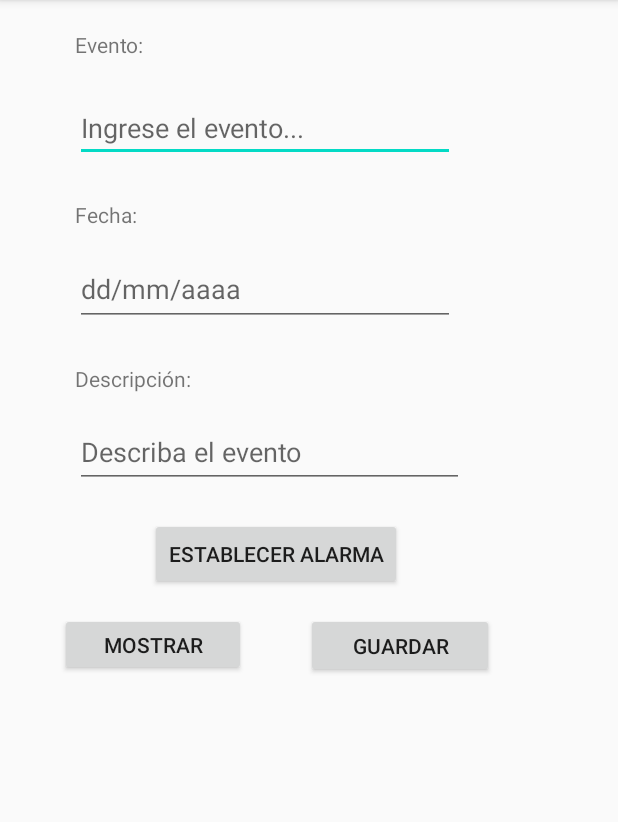
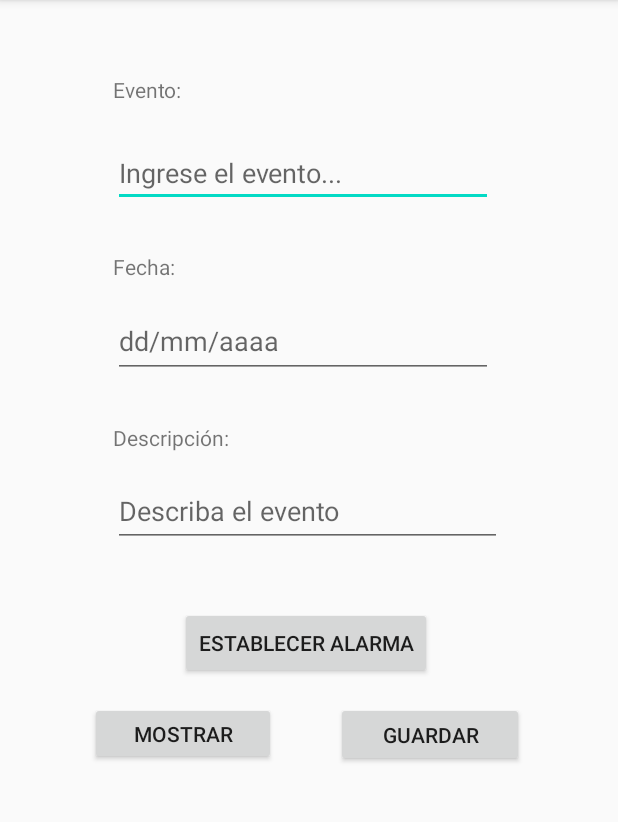
Before and after one commit to Jack-Christopher/Proyecto-DBP, an Android app: the screen it shows after launch (MainActivity), on a phone screen of 412 x 824 dp, the part 84-906 px from its top. Run offline under Robolectric (Android 15) with nearby library versions, the phone set to English and light mode, and no system bars.

Commit message:
Third commit

```diff
--- a/app/src/main/java/com/example/administradordetareas/ListadoDeTareas.java
+++ b/app/src/main/java/com/example/administradordetareas/ListadoDeTareas.java
@@ -100,6 +100,10 @@ public class ListadoDeTareas extends AppCompatActivity
                     {
                         newHora += "0"+ minutos;
                     }
+                    else
+                    {
+                        newHora +=  minutos;
+                    }
 
                     String linea = c.getString(0) + "  -->  " + c.getString(1) +
                             " ( " + newHora + " )"  + " ::  " + c.getString(3);
--- a/app/src/main/res/layout/activity_listado_de_tareas.xml
+++ b/app/src/main/res/layout/activity_listado_de_tareas.xml
@@ -11,7 +11,7 @@
         android:layout_width="345dp"
         android:layout_height="618dp"
         android:layout_marginStart="35dp"
-        android:layout_marginLeft="35dp"
+        android:layout_marginLeft="20dp"
         android:layout_marginTop="20dp"
         android:layout_marginEnd="20dp"
         android:layout_marginRight="20dp"
--- a/app/src/main/res/layout/activity_main.xml
+++ b/app/src/main/res/layout/activity_main.xml
@@ -21,8 +21,8 @@
         android:id="@+id/buttonMostrar"
         android:layout_width="124dp"
         android:layout_height="42dp"
-        android:layout_marginStart="40dp"
-        android:layout_marginLeft="40dp"
+        android:layout_marginStart="60dp"
+        android:layout_marginLeft="60dp"
         android:layout_marginTop="15dp"
         android:text="Mostrar"
         app:layout_constraintStart_toStartOf="parent"
@@ -32,8 +32,8 @@
         android:id="@+id/editTextEvento"
         android:layout_width="253dp"
         android:layout_height="45dp"
-        android:layout_marginStart="50dp"
-        android:layout_marginLeft="50dp"
+        android:layout_marginStart="75dp"
+        android:layout_marginLeft="75dp"
         android:layout_marginTop="15dp"
         android:ems="10"
         android:hint="Ingrese el evento..."
@@ -45,8 +45,8 @@
         android:id="@+id/editTextFecha"
         android:layout_width="253dp"
         android:layout_height="49dp"
-        android:layout_marginStart="50dp"
-        android:layout_marginLeft="50dp"
+        android:layout_marginStart="75dp"
+        android:layout_marginLeft="75dp"
         android:layout_marginTop="15dp"
         android:ems="10"
         android:hint="dd/mm/aaaa"
@@ -58,8 +58,8 @@
         android:id="@+id/editTextDescripcion"
         android:layout_width="259dp"
         android:layout_height="48dp"
-        android:layout_marginStart="50dp"
-        android:layout_marginLeft="50dp"
+        android:layout_marginStart="75dp"
+        android:layout_marginLeft="75dp"
         android:layout_marginTop="15dp"
         android:ems="10"
         android:hint="Describa el evento"
@@ -71,9 +71,9 @@
         android:id="@+id/textViewEvento"
         android:layout_width="54dp"
         android:layout_height="27dp"
-        android:layout_marginStart="50dp"
-        android:layout_marginLeft="50dp"
-        android:layout_marginTop="20dp"
+        android:layout_marginStart="75dp"
+        android:layout_marginLeft="75dp"
+        android:layout_marginTop="50dp"
         android:text="Evento: "
         app:layout_constraintStart_toStartOf="parent"
         app:layout_constraintTop_toTopOf="parent" />
@@ -82,9 +82,9 @@
         android:id="@+id/textViewFecha"
         android:layout_width="wrap_content"
         android:layout_height="wrap_content"
-        android:layout_marginStart="50dp"
-        android:layout_marginLeft="50dp"
-        android:layout_marginTop="25dp"
+        android:layout_marginStart="75dp"
+        android:layout_marginLeft="75dp"
+        android:layout_marginTop="30dp"
         android:text="Fecha: "
         app:layout_constraintStart_toStartOf="parent"
         app:layout_constraintTop_toBottomOf="@+id/editTextEvento" />
@@ -93,9 +93,9 @@
         android:id="@+id/textViewDescripcion"
         android:layout_width="wrap_content"
         android:layout_height="wrap_content"
-        android:layout_marginStart="50dp"
-        android:layout_marginLeft="50dp"
-        android:layout_marginTop="25dp"
+        android:layout_marginStart="75dp"
+        android:layout_marginLeft="75dp"
+        android:layout_marginTop="30dp"
         android:text="Descripción: "
         app:layout_constraintStart_toStartOf="parent"
         app:layout_constraintTop_toBottomOf="@+id/editTextFecha" />
@@ -104,9 +104,9 @@
         android:id="@+id/buttonRecordatorio"
         android:layout_width="wrap_content"
         android:layout_height="wrap_content"
-        android:layout_marginStart="100dp"
-        android:layout_marginLeft="100dp"
-        android:layout_marginTop="20dp"
+        android:layout_marginStart="120dp"
+        android:layout_marginLeft="120dp"
+        android:layout_marginTop="40dp"
         android:text="Establecer Alarma"
         app:layout_constraintStart_toStartOf="parent"
         app:layout_constraintTop_toBottomOf="@+id/editTextDescripcion" />
```
Also changed, not shown: app/src/main/res/layout/activity_modificar.xml (+20 -20 lines).
